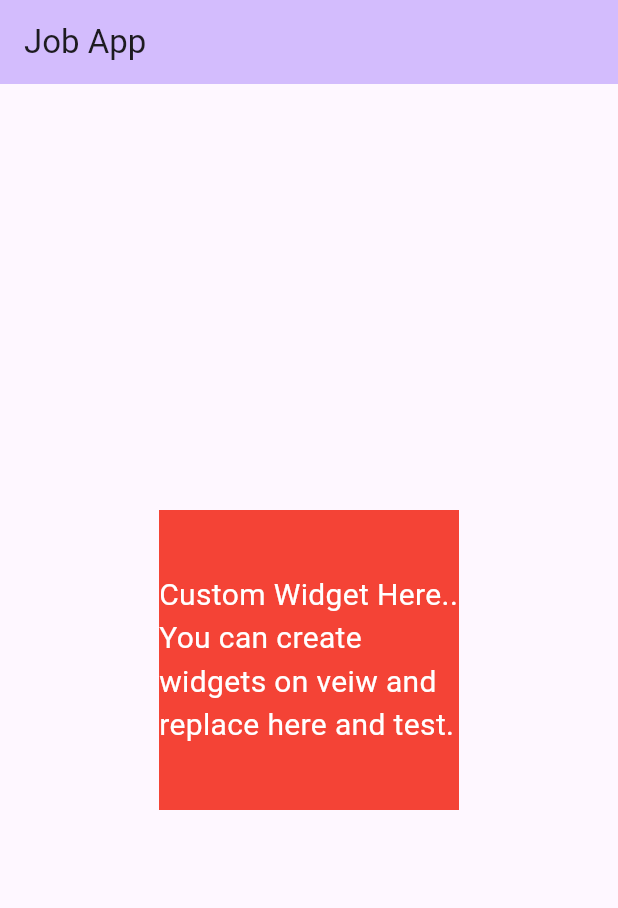
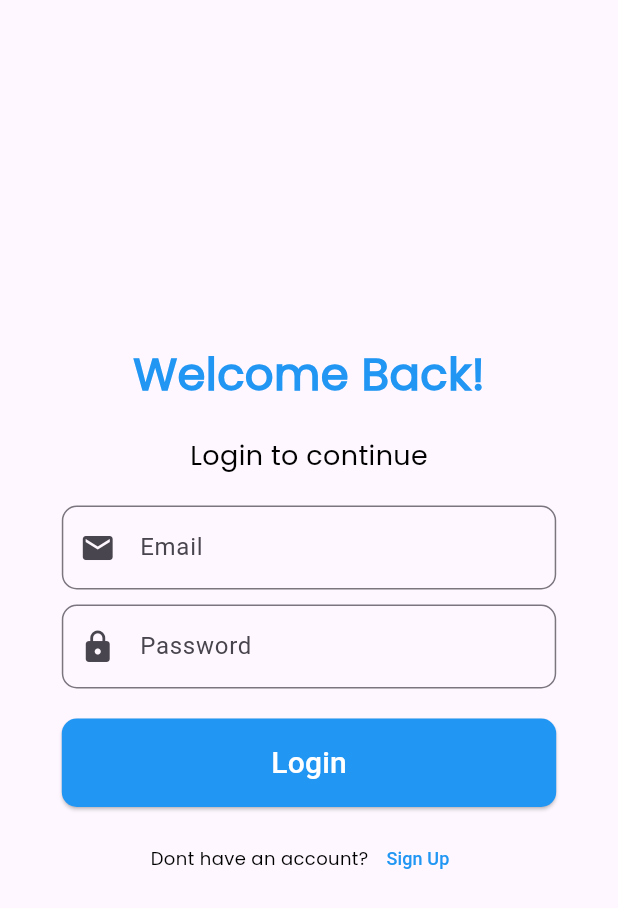
Before and after one commit to sachithradale/jobapp, a Flutter app: the screen it shows after launch, on a phone screen of 412 x 824 dp. Shown: the top 908 px of the screen. Run offline on Flutter 3.47's test engine with Material 3 defaults, Android fonts, the phone set to English and light mode, and no system bars.

Commit message:
Components,Login and Sign Up

```diff
--- a/lib/main.dart
+++ b/lib/main.dart
@@ -1,4 +1,8 @@
 import 'package:flutter/material.dart';
+import 'package:jobapp/views/common/header.dart';
+import 'package:jobapp/views/screens/index.dart';
+import 'package:jobapp/views/screens/login.dart';
+import 'package:jobapp/views/screens/register.dart';
 
 void main() {
   runApp(const MyApp());
@@ -15,44 +19,11 @@ class MyApp extends StatelessWidget {
         colorScheme: ColorScheme.fromSeed(seedColor: Colors.deepPurple),
         useMaterial3: true,
       ),
-      home: const MyStatelessHomePage(title: 'Job App'),
+      home: SplashScreenPage(),
+      routes: {
+        '/login': (context) =>  LoginPage(),
+        '/signup': (context) =>  register(),
+      }
     );
   }
 }
-
-class MyStatelessHomePage extends StatelessWidget {
-  final String title;
-  const MyStatelessHomePage({Key? key, required this.title}) : super(key: key);
-
-  @override
-  Widget build(BuildContext context) {
-    return Scaffold(
-      appBar: AppBar(
-        backgroundColor: Theme.of(context).colorScheme.inversePrimary,
-        title: Text(title),
-      ),
-      body: Center(
-        child: CustomWidget(),
-      ),
-    );
-  }
-}
-
-class CustomWidget extends StatelessWidget {
-  const CustomWidget({Key? key}) : super(key: key);
-
-  @override
-  Widget build(BuildContext context) {
-    return Container(
-      width: 200,
-      height: 200,
-      color: Colors.red,
-      child: const Center(
-        child: Text(
-          'Custom Widget Here.. You can create widgets on veiw and replace here and test.',
-          style: TextStyle(color: Colors.white, fontSize: 20),
-        ),
-      ),
-    );
-  }
-}
--- /dev/null
+++ b/lib/views/common/buttons.dart
@@ -0,0 +1,113 @@
+import 'package:flutter/material.dart';
+import 'colors.dart';
+
+class Button{
+  //button style for the primary button
+  static ElevatedButton primaryButton(String text, Function() onPressed) {
+    return ElevatedButton(
+      onPressed: onPressed,
+      child: Text(
+        text,
+        style: TextStyle(
+          fontSize: 18,
+          color: Colors.blue[500],
+        ),
+      ),
+      style: ElevatedButton.styleFrom(
+        foregroundColor: Colors.blue[400],
+        backgroundColor: Colors.white, // Text color
+        elevation: 5, // Elevation (shadow)
+        shape: RoundedRectangleBorder(
+          borderRadius: BorderRadius.circular(10.0), // Button border radius
+        ),
+        side: BorderSide(
+          color: Colors.blue[400]!, // Border color
+          width: 2.0,
+        ),
+        padding: EdgeInsets.all(8.0), // Padding around the button
+        minimumSize: Size(200, 45),
+      ),
+    );
+  }
+
+  //text button style for the secondary button
+  static TextButton textButton(String text, Function() onPressed,double? size) {
+    return TextButton(
+      onPressed: onPressed,
+      child: Text(
+        text,
+        style: TextStyle(
+          fontSize: size??15,
+          color: Colors.blue[500],
+        ),
+      ),
+    );
+  }
+
+  //accept button style
+  static ElevatedButton acceptButton(String text, Function() onPressed) {
+    return ElevatedButton(
+      onPressed: onPressed,
+      child: Text(
+        text,
+        style: TextStyle(
+          fontSize: 15,
+          color: Colors.white,
+        ),
+      ),
+      style: ElevatedButton.styleFrom(
+        backgroundColor: Colors.green[500],
+        padding: EdgeInsets.symmetric(horizontal: 20, vertical: 5),
+        shape: RoundedRectangleBorder(
+          borderRadius: BorderRadius.circular(10),
+        ),
+        minimumSize: Size(120, 40),
+      ),
+    );
+  }
+
+  //reject button style
+  static ElevatedButton rejectButton(String text, Function() onPressed) {
+    return ElevatedButton(
+      onPressed: onPressed,
+      child: Text(
+        text,
+        style: TextStyle(
+          fontSize: 15,
+          color: Colors.white,
+        ),
+      ),
+      style: ElevatedButton.styleFrom(
+        backgroundColor: Colors.red[200],
+        padding: EdgeInsets.symmetric(horizontal: 20, vertical: 5),
+        shape: RoundedRectangleBorder(
+          borderRadius: BorderRadius.circular(10),
+        ),
+        minimumSize: Size(120, 40),
+      ),
+    );
+  }
+
+  static ElevatedButton formButtton(String text, Function() onPressed,double width) {
+    return  ElevatedButton(
+      onPressed: (){
+        onPressed;
+      },
+      child: Text(
+        'Login',
+        style: TextStyle(
+          color: Colors.white,
+          fontSize: 20,
+        )
+      ),
+      style: ElevatedButton.styleFrom(
+        backgroundColor: AppColor.primaryColor,
+        padding: EdgeInsets.symmetric(horizontal: 50, vertical: 15),
+        shape: RoundedRectangleBorder(
+          borderRadius: BorderRadius.circular(10),
+        ),
+        minimumSize: Size(width,40),
+      ),
+    );
+  }
+}
--- /dev/null
+++ b/lib/views/common/colors.dart
@@ -0,0 +1,11 @@
+import 'package:flutter/material.dart';
+
+class AppColor{
+  static Color primaryColor = Colors.blue[500]!;
+  static Color secondaryColor = Colors.blue[400]!;
+  static Color textColor = Colors.black;
+  static Color backgroundColor = Colors.white;
+
+  static Color success = Colors.green;
+
+}
--- /dev/null
+++ b/lib/views/common/fonts.dart
@@ -0,0 +1,84 @@
+import 'package:flutter/material.dart';
+
+class AppFonts {
+  static const String primaryFontFamily = 'poppins';
+
+  static Text heading(String text, Color? color) {
+    return Text(
+      text,
+      style: TextStyle(
+        fontFamily: primaryFontFamily,
+        fontSize: 30.0,
+        fontWeight: FontWeight.bold,
+        color: color??Colors.black,
+      ),
+    );
+  }
+
+  static Text title(String text, Color? color) {
+    return Text(
+      text,
+      style: TextStyle(
+        fontFamily: primaryFontFamily,
+        fontSize: 30.0,
+        fontWeight: FontWeight.bold,
+        color: color??Colors.black,
+      ),
+    );
+  }
+
+  //text style for the sub title
+  static Text subtitle(String text,Color? color) {
+    return Text(
+      text,
+      style: TextStyle(
+        fontFamily: primaryFontFamily,
+        fontSize: 18.0,
+        fontWeight: FontWeight.normal,
+        color: color??Colors.black,
+      ),
+    );
+  }
+
+  //text style for the normal text
+  static Text normal(String text,Color? color) {
+    return Text(
+      text,
+      style: TextStyle(
+        fontFamily: primaryFontFamily,
+        fontSize: 14.0,
+        fontWeight: FontWeight.normal,
+        color: color??Colors.black,
+      ),
+      overflow: TextOverflow.ellipsis,
+      maxLines: 2,
+    );
+  }
+
+  //customized text style for the text
+  static Text customizeText(String text, Color color, double size, FontWeight weight) {
+    return Text(
+      text,
+      style: TextStyle(
+        fontFamily: primaryFontFamily,
+        fontSize: size,
+        fontWeight: weight,
+        color: color??Colors.black,
+      ),
+    );
+  }
+
+  //text style for the card titles
+  static Text cardTitle(String text,Color? color) {
+    return Text(
+      text,
+      style: TextStyle(
+        fontFamily: primaryFontFamily,
+        fontSize: 15.0,
+        fontWeight: FontWeight.bold,
+        color: color??Colors.black,
+      ),
+    );
+  }
+
+}
--- /dev/null
+++ b/lib/views/common/textField.dart
@@ -0,0 +1,22 @@
+import 'package:flutter/material.dart';
+import 'package:jobapp/views/common/colors.dart';
+
+class TextFields{
+  static TextFormField textField(String hintText, IconData icon, bool obscureText) {
+    return TextFormField(
+      decoration: InputDecoration(
+        focusedBorder: OutlineInputBorder(
+          borderSide: BorderSide(color: AppColor.success, width: 2.0),
+          borderRadius: BorderRadius.circular(10),
+        ),
+        hintText: hintText,
+        prefixIcon: Icon(icon),
+        border: OutlineInputBorder(
+          borderSide: BorderSide(color: AppColor.textColor, width: 2.0),
+          borderRadius: BorderRadius.circular(10),
+        ),
+      ),
+      obscureText: obscureText,
+    );
+  }
+}
--- /dev/null
+++ b/lib/views/screens/login.dart
@@ -0,0 +1,55 @@
+import 'package:flutter/material.dart';
+import 'package:jobapp/views/common/fonts.dart';
+import 'package:jobapp/views/common/header.dart';
+import 'package:jobapp/views/common/colors.dart';
+import 'package:jobapp/views/common/textField.dart';
+
+import '../common/buttons.dart';
+
+class LoginPage extends StatelessWidget {
+  @override
+  Widget build(BuildContext context) {
+    return Scaffold(
+      // appBar: customizedAppBar(title: 'Welcome').header(context),
+      body: Center(
+        child: SingleChildScrollView(
+          child: Column(
+            mainAxisAlignment: MainAxisAlignment.center,
+            children: [
+              AppFonts.heading('Welcome Back!', AppColor.primaryColor),
+              SizedBox(height: 20,),
+              AppFonts.subtitle('Login to continue', AppColor.textColor),
+              SizedBox(height: 20,),
+              Container(
+                  width: MediaQuery.of(context).size.width * 0.8,
+                  child: TextFields.textField('Email', Icons.email, false)
+              ),
+              SizedBox(height: 10,),
+              Container(
+                  width: MediaQuery.of(context).size.width * 0.8,
+                  child: TextFields.textField('Password', Icons.lock, true)
+              ),
+              SizedBox(height: 20,),
+              Button.formButtton('Login',
+                      () =>{
+                        Navigator.pushNamed(context, '/home')
+                      }, MediaQuery.of(context).size.width * 0.8),
+              SizedBox(height: 10,),
+              Row(
+                mainAxisAlignment: MainAxisAlignment.center,
+                children: [
+                  AppFonts.customizeText('Don''t have an account?',AppColor.textColor, 12, FontWeight.normal),
+                  Button.textButton('Sign Up',
+                          () {
+                            Navigator.pushNamed(context, '/signup');
+                          },12
+                  ),
+                ],
+              )
+            ],
+          ),
+        ),
+      ),
+    );
+  }
+}
```
Also changed, not shown: lib/views/common/header.dart (added, +54 -0 lines), lib/views/screens/index.dart (+43 -0 lines), lib/views/screens/register.dart (added, +63 -0 lines), pubspec.yaml (+9 -14 lines), assets/fonts/Poppins-Regular.ttf (added), assets/fonts/Poppins-Thin.ttf (added), assets/images/welcome.jpg (added), pubspec.lock, 1 other file.
